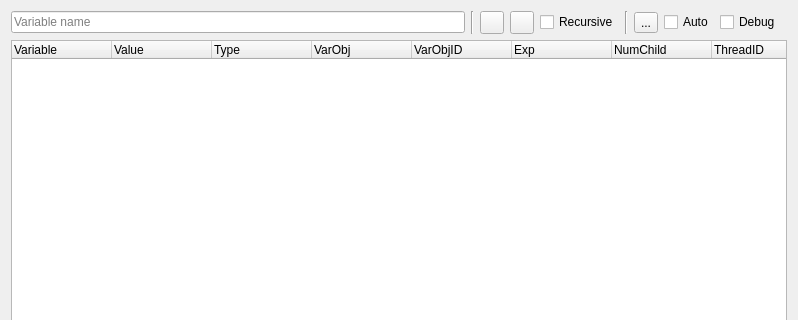
Before: the Qt Designer form src/SeerVarVisualizerWidget.ui in epasveer/seer, drawn with Qt 5; both pictures show x 0 to 798 and y 0 to 320 of the 798 by 683 pixel window.
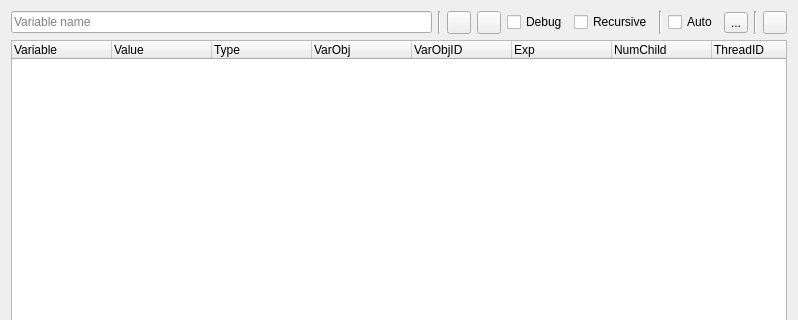
After: the same form once the commit is applied. Icons and pictures are not drawn. Custom widgets are drawn as their Qt base class.

Commit message: Add help to StructVisualizer.

```diff
--- a/src/SeerVarVisualizerWidget.ui
+++ b/src/SeerVarVisualizerWidget.ui
@@ -13,15 +13,135 @@
   <property name="windowTitle">
    <string>Form</string>
   </property>
-  <layout class="QGridLayout" name="gridLayout">
-   <item row="0" column="1">
-    <widget class="Line" name="line_1">
-     <property name="orientation">
-      <enum>Qt::Vertical</enum>
-     </property>
-    </widget>
+  <layout class="QVBoxLayout" name="verticalLayout">
+   <item>
+    <layout class="QHBoxLayout" name="horizontalLayout">
+     <item>
+      <widget class="QHistoryLineEdit" name="variableNameLineEdit">
+       <property name="toolTip">
+        <string>Enter a variable to visualize.</string>
+       </property>
+       <property name="text">
+        <string/>
+       </property>
+       <property name="placeholderText">
+        <string>Variable name</string>
+       </property>
+       <property name="clearButtonEnabled">
+        <bool>true</bool>
+       </property>
+      </widget>
+     </item>
+     <item>
+      <widget class="Line" name="line_1">
+       <property name="orientation">
+        <enum>Qt::Vertical</enum>
+       </property>
+      </widget>
+     </item>
+     <item>
+      <widget class="QToolButton" name="expandSelectedToolButton">
+       <property name="toolTip">
+        <string>Expand items below current selection.</string>
+       </property>
+       <property name="text">
+        <string/>
+       </property>
+       <property name="icon">
+        <iconset resource="resource.qrc">
+         <normaloff>:/seer/resources/RelaxLightIcons/list-add.svg</normaloff>:/seer/resources/RelaxLightIcons/list-add.svg</iconset>
+       </property>
+      </widget>
+     </item>
+     <item>
+      <widget class="QToolButton" name="collapseSelectedToolButton">
+       <property name="toolTip">
+        <string>Collapse items below current selection.</string>
+       </property>
+       <property name="text">
+        <string/>
+       </property>
+       <property name="icon">
+        <iconset resource="resource.qrc">
+         <normaloff>:/seer/resources/RelaxLightIcons/list-remove.svg</normaloff>:/seer/resources/RelaxLightIcons/list-remove.svg</iconset>
+       </property>
+      </widget>
+     </item>
+     <item>
+      <widget class="QCheckBox" name="debugCheckBox">
+       <property name="toolTip">
+        <string>Show more variable details.</string>
+       </property>
+       <property name="text">
+        <string>Debug</string>
+       </property>
+      </widget>
+     </item>
+     <item>
+      <widget class="QCheckBox" name="expandRecursiveCheckBox">
+       <property name="toolTip">
+        <string>Expand recursively.</string>
+       </property>
+       <property name="text">
+        <string>Recursive</string>
+       </property>
+      </widget>
+     </item>
+     <item>
+      <widget class="Line" name="line_2">
+       <property name="orientation">
+        <enum>Qt::Vertical</enum>
+       </property>
+      </widget>
+     </item>
+     <item>
+      <widget class="QCheckBox" name="autoRefreshCheckBox">
+       <property name="toolTip">
+        <string>Automatically refresh after each stopping point.</string>
+       </property>
+       <property name="text">
+        <string>Auto</string>
+       </property>
+      </widget>
+     </item>
+     <item>
+      <widget class="QToolButton" name="refreshToolButton">
+       <property name="toolTip">
+        <string>Refresh the list.</string>
+       </property>
+       <property name="text">
+        <string>...</string>
+       </property>
+       <property name="icon">
+        <iconset resource="resource.qrc">
+         <normaloff>:/seer/resources/RelaxLightIcons/view-refresh.svg</normaloff>:/seer/resources/RelaxLightIcons/view-refresh.svg</iconset>
+       </property>
+      </widget>
+     </item>
+     <item>
+      <widget class="Line" name="line_3">
+       <property name="orientation">
+        <enum>Qt::Vertical</enum>
+       </property>
+      </widget>
+     </item>
+     <item>
+      <widget class="QToolButton" name="helpToolButton">
+       <property name="toolTip">
+        <string>Help on StructVisualizer</string>
+       </property>
+       <property name="text">
+        <string/>
+       </property>
+       <property name="icon">
+        <iconset resource="resource.qrc">
+         <normaloff>:/seer/resources/RelaxLightIcons/help-about.svg</normaloff>:/seer/resources/RelaxLightIcons/help-about.svg</iconset>
+       </property>
+      </widget>
+     </item>
+    </layout>
    </item>
-   <item row="1" column="0" colspan="10">
+   <item>
     <widget class="QIndexTreeWidget" name="variableTreeWidget">
      <column>
       <property name="text">
@@ -75,101 +195,6 @@
      </column>
     </widget>
    </item>
-   <item row="0" column="3">
-    <widget class="QToolButton" name="collapseSelectedToolButton">
-     <property name="toolTip">
-      <string>Collapse items below current selection.</string>
-     </property>
-     <property name="text">
-      <string/>
-     </property>
-     <property name="icon">
-      <iconset resource="resource.qrc">
-       <normaloff>:/seer/resources/RelaxLightIcons/list-remove.svg</normaloff>:/seer/resources/RelaxLightIcons/list-remove.svg</iconset>
-     </property>
-    </widget>
-   </item>
-   <item row="0" column="6">
-    <widget class="QToolButton" name="refreshToolButton">
-     <property name="toolTip">
-      <string>Refresh the list.</string>
-     </property>
-     <property name="text">
-      <string>...</string>
-     </property>
-     <property name="icon">
-      <iconset resource="resource.qrc">
-       <normaloff>:/seer/resources/RelaxLightIcons/view-refresh.svg</normaloff>:/seer/resources/RelaxLightIcons/view-refresh.svg</iconset>
-     </property>
-    </widget>
-   </item>
-   <item row="0" column="2">
-    <widget class="QToolButton" name="expandSelectedToolButton">
-     <property name="toolTip">
-      <string>Expand items below current selection.</string>
-     </property>
-     <property name="text">
-      <string/>
-     </property>
-     <property name="icon">
-      <iconset resource="resource.qrc">
-       <normaloff>:/seer/resources/RelaxLightIcons/list-add.svg</normaloff>:/seer/resources/RelaxLightIcons/list-add.svg</iconset>
-     </property>
-    </widget>
-   </item>
-   <item row="0" column="5">
-    <widget class="Line" name="line_2">
-     <property name="orientation">
-      <enum>Qt::Vertical</enum>
-     </property>
-    </widget>
-   </item>
-   <item row="0" column="8">
-    <widget class="QCheckBox" name="debugCheckBox">
-     <property name="toolTip">
-      <string>Show more variable details.</string>
-     </property>
-     <property name="text">
-      <string>Debug</string>
-     </property>
-    </widget>
-   </item>
-   <item row="0" column="7">
-    <widget class="QCheckBox" name="autoRefreshCheckBox">
-     <property name="toolTip">
-      <string>Automatically refresh after each stopping point.</string>
-     </property>
-     <property name="text">
-      <string>Auto</string>
-     </property>
-    </widget>
-   </item>
-   <item row="0" column="0">
-    <widget class="QHistoryLineEdit" name="variableNameLineEdit">
-     <property name="toolTip">
-      <string>Enter a variable to visualize.</string>
-     </property>
-     <property name="text">
-      <string/>
-     </property>
-     <property name="placeholderText">
-      <string>Variable name</string>
-     </property>
-     <property name="clearButtonEnabled">
-      <bool>true</bool>
-     </property>
-    </widget>
-   </item>
-   <item row="0" column="4">
-    <widget class="QCheckBox" name="expandRecursiveCheckBox">
-     <property name="toolTip">
-      <string>Expand recursively.</string>
-     </property>
-     <property name="text">
-      <string>Recursive</string>
-     </property>
-    </widget>
-   </item>
   </layout>
  </widget>
  <customwidgets>
```
Left out of the diff: 5 changed lines with no effect on the pictures. The commit also changes 4 other files.
